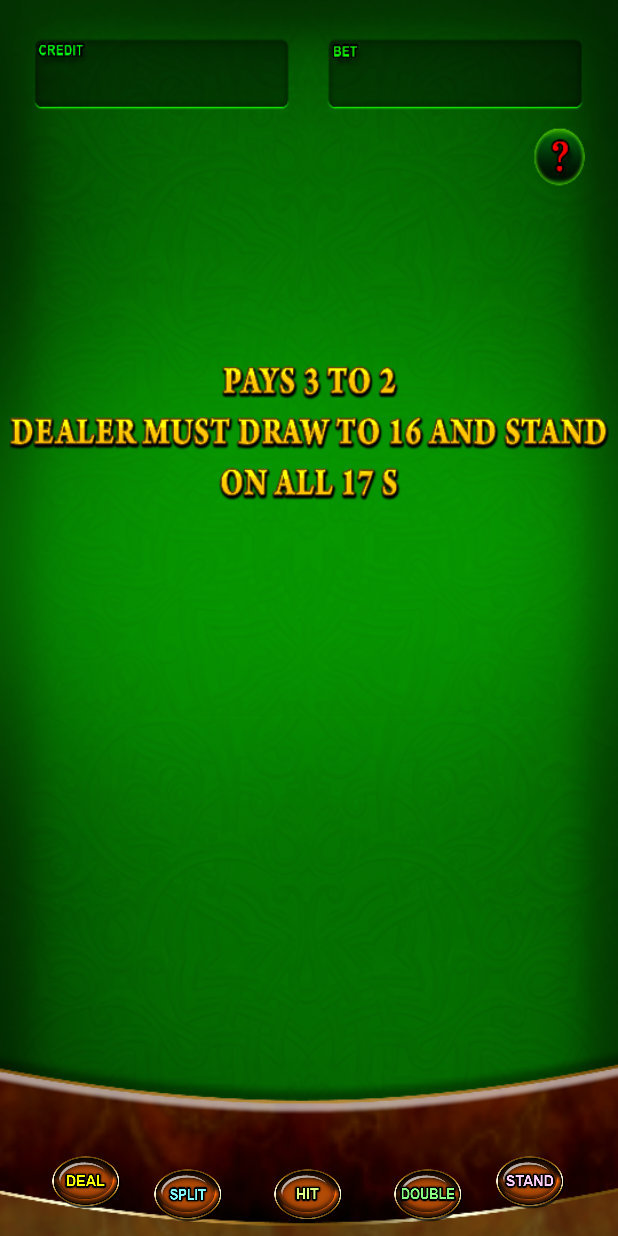
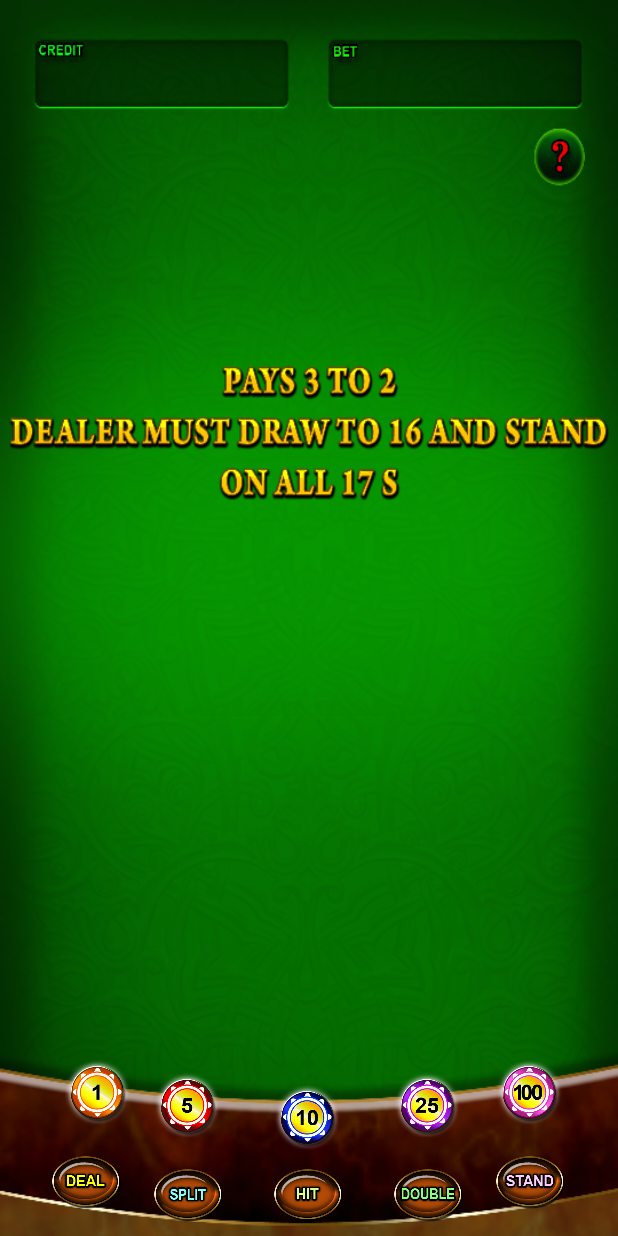
Before and after one commit to gazeto100/test, an Android app: the screen it shows after launch (BlackJackActivity), on a phone screen of 412 x 824 dp. Run offline under Robolectric (Android 15) with nearby library versions, the phone set to English and light mode, and no system bars; plain views replace flexboxlayout.

Commit message:
add coin btns

```diff
--- a/BlackJackAlpha/app/src/main/res/layout-normal/activity_black_jack.xml
+++ b/BlackJackAlpha/app/src/main/res/layout-normal/activity_black_jack.xml
@@ -6,13 +6,6 @@
     android:layout_width="match_parent"
     android:layout_height="match_parent"
     android:background="@drawable/blackjack">
-    <!--<com.google.android.flexbox.flexboxlayout-->
-    <!--android="http://schemas.android.com/apk/res/android"-->
-    <!--xmlns:app="http://schemas.android.com/apk/res-auto"-->
-    <!--xmlns:tools="http://schemas.android.com/tools"-->
-    <!--android:layout_width="match_parent"-->
-    <!--android:layout_height="wrap_content"-->
-    <!--android:layout_margin="16dp">-->
     <ImageButton
         android:id="@+id/ib_split"
         android:layout_width="wrap_content"
@@ -88,53 +81,74 @@
         app:layout_constraintTop_toTopOf="@+id/ib_hit"
         app:layout_constraintVertical_bias="1.0" />
 
-    <!--<ImageButton-->
-    <!--android:id="@+id/ib_coin1"-->
-    <!--android:layout_width="wrap_content"-->
-    <!--android:layout_height="wrap_content"-->
-    <!--android:layout_alignParentBottom="true"-->
-    <!--android:layout_alignParentStart="true"-->
-    <!--android:background="@android:color/transparent"-->
-    <!--android:src="@drawable/c1" />-->
+    <ImageButton
+        android:id="@+id/ib_coin1"
+        android:layout_width="wrap_content"
+        android:layout_height="wrap_content"
+        android:layout_alignParentBottom="true"
+        android:layout_alignParentStart="true"
+        android:layout_marginBottom="17dp"
+        android:layout_marginEnd="12dp"
+        android:layout_marginLeft="16dp"
+        android:background="@android:color/transparent"
+        android:src="@drawable/c1"
+        app:layout_constraintBottom_toTopOf="@+id/ib_deal"
+        app:layout_constraintEnd_toStartOf="@+id/ib_coin5"
+        app:layout_constraintLeft_toLeftOf="parent" />
 
-    <!--<ImageButton-->
-    <!--android:id="@+id/ib_coin5"-->
-    <!--android:layout_width="wrap_content"-->
-    <!--android:layout_height="wrap_content"-->
-    <!--android:layout_alignTop="@+id/ib_coin1"-->
-    <!--android:layout_toEndOf="@+id/ib_coin1"-->
-    <!--android:background="@android:color/transparent"-->
-    <!--android:scaleType="fitXY"-->
-    <!--android:src="@drawable/c5" />-->
+    <ImageButton
+        android:id="@+id/ib_coin5"
+        android:layout_width="wrap_content"
+        android:layout_height="wrap_content"
+        android:layout_alignTop="@+id/ib_coin1"
+        android:layout_marginBottom="17dp"
+        android:layout_marginEnd="32dp"
+        android:layout_toEndOf="@+id/ib_coin1"
+        android:background="@android:color/transparent"
+        android:scaleType="fitXY"
+        android:src="@drawable/c5"
+        app:layout_constraintBottom_toTopOf="@+id/ib_split"
+        app:layout_constraintEnd_toStartOf="@+id/ib_coin10" />
 
-    <!--<ImageButton-->
-    <!--android:id="@+id/ib_coin10"-->
-    <!--android:layout_width="wrap_content"-->
-    <!--android:layout_height="wrap_content"-->
-    <!--android:layout_alignTop="@+id/ib_coin5"-->
-    <!--android:layout_centerHorizontal="true"-->
-    <!--android:background="@android:color/transparent"-->
-    <!--android:scaleType="fitXY"-->
-    <!--android:src="@drawable/c10" />-->
+    <ImageButton
+        android:id="@+id/ib_coin10"
+        android:layout_width="wrap_content"
+        android:layout_height="wrap_content"
+        android:layout_alignTop="@+id/ib_coin5"
+        android:layout_centerHorizontal="true"
+        android:layout_marginBottom="9dp"
+        android:background="@android:color/transparent"
+        android:scaleType="fitXY"
+        android:src="@drawable/c10"
+        app:layout_constraintBottom_toTopOf="@+id/ib_hit"
+        app:layout_constraintLeft_toLeftOf="parent"
+        app:layout_constraintRight_toRightOf="parent" />
 
-    <!--<ImageButton-->
-    <!--android:id="@+id/ib_coin25"-->
-    <!--android:layout_width="wrap_content"-->
-    <!--android:layout_height="wrap_content"-->
-    <!--android:layout_alignTop="@+id/ib_coin10"-->
-    <!--android:layout_toEndOf="@+id/ib_coin10"-->
-    <!--android:background="@android:color/transparent"-->
-    <!--android:scaleType="fitXY"-->
-    <!--android:src="@drawable/c25" />-->
+    <ImageButton
+        android:id="@+id/ib_coin25"
+        android:layout_width="wrap_content"
+        android:layout_height="wrap_content"
+        android:layout_alignTop="@+id/ib_coin10"
+        android:layout_marginBottom="17dp"
+        android:layout_marginStart="32dp"
+        android:layout_toEndOf="@+id/ib_coin10"
+        android:background="@android:color/transparent"
+        android:scaleType="fitXY"
+        android:src="@drawable/c25"
+        app:layout_constraintBottom_toTopOf="@+id/ib_double"
+        app:layout_constraintStart_toEndOf="@+id/ib_coin10" />
 
-    <!--<ImageButton-->
-    <!--android:id="@+id/ib_coin100"-->
-    <!--android:layout_width="wrap_content"-->
-    <!--android:layout_height="wrap_content"-->
-    <!--android:layout_alignParentEnd="true"-->
-    <!--android:layout_alignTop="@+id/ib_coin25"-->
-    <!--android:background="@android:color/transparent"-->
-    <!--android:scaleType="fitXY"-->
-    <!--android:src="@drawable/c100" />-->
-    <!--</com.google.android.flexbox.flexboxlayout>-->
+    <ImageButton
+        android:id="@+id/ib_coin100"
+        android:layout_width="wrap_content"
+        android:layout_height="wrap_content"
+        android:layout_alignParentEnd="true"
+        android:layout_alignTop="@+id/ib_coin25"
+        android:layout_marginBottom="17dp"
+        android:layout_marginStart="20dp"
+        android:background="@android:color/transparent"
+        android:scaleType="fitXY"
+        android:src="@drawable/c100"
+        app:layout_constraintBottom_toTopOf="@+id/ib_stand"
+        app:layout_constraintStart_toEndOf="@+id/ib_coin25" />
 </android.support.constraint.ConstraintLayout>
--- a/BlackJackAlpha/app/src/main/res/layout-small/activity_black_jack.xml
+++ b/BlackJackAlpha/app/src/main/res/layout-small/activity_black_jack.xml
@@ -90,53 +90,74 @@
         app:layout_constraintTop_toTopOf="@+id/ib_hit"
         app:layout_constraintVertical_bias="1.0" />
 
-    <!--<ImageButton-->
-    <!--android:id="@+id/ib_coin1"-->
-    <!--android:layout_width="wrap_content"-->
-    <!--android:layout_height="wrap_content"-->
-    <!--android:layout_alignParentBottom="true"-->
-    <!--android:layout_alignParentStart="true"-->
-    <!--android:background="@android:color/transparent"-->
-    <!--android:src="@drawable/c1" />-->
+    <ImageButton
+        android:id="@+id/ib_coin1"
+        android:layout_width="wrap_content"
+        android:layout_height="wrap_content"
+        android:layout_alignParentBottom="true"
+        android:layout_alignParentStart="true"
+        android:layout_marginBottom="21dp"
+        android:layout_marginEnd="36dp"
+        android:background="@android:color/transparent"
+        android:src="@drawable/c1"
+        app:layout_constraintBottom_toTopOf="@+id/ib_deal"
+        app:layout_constraintEnd_toStartOf="@+id/ib_coin5" />
 
-    <!--<ImageButton-->
-    <!--android:id="@+id/ib_coin5"-->
-    <!--android:layout_width="wrap_content"-->
-    <!--android:layout_height="wrap_content"-->
-    <!--android:layout_alignTop="@+id/ib_coin1"-->
-    <!--android:layout_toEndOf="@+id/ib_coin1"-->
-    <!--android:background="@android:color/transparent"-->
-    <!--android:scaleType="fitXY"-->
-    <!--android:src="@drawable/c5" />-->
+    <ImageButton
+        android:id="@+id/ib_coin5"
+        android:layout_width="wrap_content"
+        android:layout_height="wrap_content"
+        android:layout_alignTop="@+id/ib_coin1"
+        android:layout_marginBottom="17dp"
+        android:layout_marginEnd="28dp"
+        android:layout_toEndOf="@+id/ib_coin1"
+        android:background="@android:color/transparent"
+        android:scaleType="fitXY"
+        android:src="@drawable/c5"
+        app:layout_constraintBottom_toTopOf="@+id/ib_split"
+        app:layout_constraintEnd_toStartOf="@+id/ib_coin10" />
 
-    <!--<ImageButton-->
-    <!--android:id="@+id/ib_coin10"-->
-    <!--android:layout_width="wrap_content"-->
-    <!--android:layout_height="wrap_content"-->
-    <!--android:layout_alignTop="@+id/ib_coin5"-->
-    <!--android:layout_centerHorizontal="true"-->
-    <!--android:background="@android:color/transparent"-->
-    <!--android:scaleType="fitXY"-->
-    <!--android:src="@drawable/c10" />-->
+    <ImageButton
+        android:id="@+id/ib_coin10"
+        android:layout_width="wrap_content"
+        android:layout_height="wrap_content"
+        android:layout_alignTop="@+id/ib_coin5"
+        android:layout_centerHorizontal="true"
+        android:layout_marginBottom="8dp"
+        android:background="@android:color/transparent"
+        android:scaleType="fitXY"
+        android:src="@drawable/c10"
+        app:layout_constraintBottom_toTopOf="@+id/ib_hit"
+        app:layout_constraintLeft_toLeftOf="parent"
+        app:layout_constraintRight_toRightOf="parent" />
 
-    <!--<ImageButton-->
-    <!--android:id="@+id/ib_coin25"-->
-    <!--android:layout_width="wrap_content"-->
-    <!--android:layout_height="wrap_content"-->
-    <!--android:layout_alignTop="@+id/ib_coin10"-->
-    <!--android:layout_toEndOf="@+id/ib_coin10"-->
-    <!--android:background="@android:color/transparent"-->
-    <!--android:scaleType="fitXY"-->
-    <!--android:src="@drawable/c25" />-->
+    <ImageButton
+        android:id="@+id/ib_coin25"
+        android:layout_width="wrap_content"
+        android:layout_height="wrap_content"
+        android:layout_alignTop="@+id/ib_coin10"
+        android:layout_marginBottom="17dp"
+        android:layout_marginStart="28dp"
+        android:layout_toEndOf="@+id/ib_coin10"
+        android:background="@android:color/transparent"
+        android:scaleType="fitXY"
+        android:src="@drawable/c25"
+        app:layout_constraintBottom_toTopOf="@+id/ib_double"
+        app:layout_constraintStart_toEndOf="@+id/ib_coin10" />
 
-    <!--<ImageButton-->
-    <!--android:id="@+id/ib_coin100"-->
-    <!--android:layout_width="wrap_content"-->
-    <!--android:layout_height="wrap_content"-->
-    <!--android:layout_alignParentEnd="true"-->
-    <!--android:layout_alignTop="@+id/ib_coin25"-->
-    <!--android:background="@android:color/transparent"-->
-    <!--android:scaleType="fitXY"-->
-    <!--android:src="@drawable/c100" />-->
-    <!--</com.google.android.flexbox.flexboxlayout>-->
+    <ImageButton
+        android:id="@+id/ib_coin100"
+        android:layout_width="wrap_content"
+        android:layout_height="wrap_content"
+        android:layout_alignParentEnd="true"
+        android:layout_alignTop="@+id/ib_coin25"
+        android:layout_marginBottom="21dp"
+        android:layout_marginEnd="8dp"
+        android:layout_marginStart="36dp"
+        android:background="@android:color/transparent"
+        android:scaleType="fitXY"
+        android:src="@drawable/c100"
+        app:layout_constraintBottom_toTopOf="@+id/ib_stand"
+        app:layout_constraintEnd_toEndOf="parent"
+        app:layout_constraintStart_toEndOf="@+id/ib_coin25" />
 </android.support.constraint.ConstraintLayout>
--- a/BlackJackAlpha/app/src/main/res/layout-xlarge/activity_black_jack.xml
+++ b/BlackJackAlpha/app/src/main/res/layout-xlarge/activity_black_jack.xml
@@ -92,53 +92,72 @@
         app:layout_constraintTop_toTopOf="@+id/ib_hit"
         app:layout_constraintVertical_bias="1.0" />
 
-    <!--<ImageButton-->
-    <!--android:id="@+id/ib_coin1"-->
-    <!--android:layout_width="wrap_content"-->
-    <!--android:layout_height="wrap_content"-->
-    <!--android:layout_alignParentBottom="true"-->
-    <!--android:layout_alignParentStart="true"-->
-    <!--android:background="@android:color/transparent"-->
-    <!--android:src="@drawable/c1" />-->
+    <ImageButton
+        android:id="@+id/ib_coin1"
+        android:layout_width="wrap_content"
+        android:layout_height="wrap_content"
+        android:layout_alignParentBottom="true"
+        android:layout_alignParentStart="true"
+        android:layout_marginBottom="24dp"
+        android:layout_marginEnd="30dp"
+        android:background="@android:color/transparent"
+        android:src="@drawable/c1"
+        app:layout_constraintBottom_toTopOf="@+id/ib_deal"
+        app:layout_constraintEnd_toStartOf="@+id/ib_coin5" />
 
-    <!--<ImageButton-->
-    <!--android:id="@+id/ib_coin5"-->
-    <!--android:layout_width="wrap_content"-->
-    <!--android:layout_height="wrap_content"-->
-    <!--android:layout_alignTop="@+id/ib_coin1"-->
-    <!--android:layout_toEndOf="@+id/ib_coin1"-->
-    <!--android:background="@android:color/transparent"-->
-    <!--android:scaleType="fitXY"-->
-    <!--android:src="@drawable/c5" />-->
+    <ImageButton
+        android:id="@+id/ib_coin5"
+        android:layout_width="wrap_content"
+        android:layout_height="wrap_content"
+        android:layout_alignTop="@+id/ib_coin1"
+        android:layout_marginBottom="19dp"
+        android:layout_marginEnd="32dp"
+        android:layout_toEndOf="@+id/ib_coin1"
+        android:background="@android:color/transparent"
+        android:scaleType="fitXY"
+        android:src="@drawable/c5"
+        app:layout_constraintBottom_toTopOf="@+id/ib_split"
+        app:layout_constraintEnd_toStartOf="@+id/ib_coin10" />
 
-    <!--<ImageButton-->
-    <!--android:id="@+id/ib_coin10"-->
-    <!--android:layout_width="wrap_content"-->
-    <!--android:layout_height="wrap_content"-->
-    <!--android:layout_alignTop="@+id/ib_coin5"-->
-    <!--android:layout_centerHorizontal="true"-->
-    <!--android:background="@android:color/transparent"-->
-    <!--android:scaleType="fitXY"-->
-    <!--android:src="@drawable/c10" />-->
+    <ImageButton
+        android:id="@+id/ib_coin10"
+        android:layout_width="wrap_content"
+        android:layout_height="wrap_content"
+        android:layout_alignTop="@+id/ib_coin5"
+        android:layout_centerHorizontal="true"
+        android:layout_marginBottom="7dp"
+        android:background="@android:color/transparent"
+        android:scaleType="fitXY"
+        android:src="@drawable/c10"
+        app:layout_constraintBottom_toTopOf="@+id/ib_hit"
+        app:layout_constraintLeft_toLeftOf="parent"
+        app:layout_constraintRight_toRightOf="parent" />
 
-    <!--<ImageButton-->
-    <!--android:id="@+id/ib_coin25"-->
-    <!--android:layout_width="wrap_content"-->
-    <!--android:layout_height="wrap_content"-->
-    <!--android:layout_alignTop="@+id/ib_coin10"-->
-    <!--android:layout_toEndOf="@+id/ib_coin10"-->
-    <!--android:background="@android:color/transparent"-->
-    <!--android:scaleType="fitXY"-->
-    <!--android:src="@drawable/c25" />-->
+    <ImageButton
+        android:id="@+id/ib_coin25"
+        android:layout_width="wrap_content"
+        android:layout_height="wrap_content"
+        android:layout_alignTop="@+id/ib_coin10"
+        android:layout_marginBottom="19dp"
+        android:layout_marginStart="32dp"
+        android:layout_toEndOf="@+id/ib_coin10"
+        android:background="@android:color/transparent"
+        android:scaleType="fitXY"
+        android:src="@drawable/c25"
+        app:layout_constraintBottom_toTopOf="@+id/ib_double"
+        app:layout_constraintStart_toEndOf="@+id/ib_coin10" />
 
-    <!--<ImageButton-->
-    <!--android:id="@+id/ib_coin100"-->
-    <!--android:layout_width="wrap_content"-->
-    <!--android:layout_height="wrap_content"-->
-    <!--android:layout_alignParentEnd="true"-->
-    <!--android:layout_alignTop="@+id/ib_coin25"-->
-    <!--android:background="@android:color/transparent"-->
-    <!--android:scaleType="fitXY"-->
-    <!--android:src="@drawable/c100" />-->
-    <!--</com.google.android.flexbox.flexboxlayout>-->
+    <ImageButton
+        android:id="@+id/ib_coin100"
+        android:layout_width="wrap_content"
+        android:layout_height="wrap_content"
+        android:layout_alignParentEnd="true"
+        android:layout_alignTop="@+id/ib_coin25"
+        android:layout_marginBottom="24dp"
+        android:layout_marginStart="32dp"
+        android:background="@android:color/transparent"
+        android:scaleType="fitXY"
+        android:src="@drawable/c100"
+        app:layout_constraintBottom_toTopOf="@+id/ib_stand"
+        app:layout_constraintStart_toEndOf="@+id/ib_coin25" />
 </android.support.constraint.ConstraintLayout>
--- a/BlackJackAlpha/app/src/main/res/layout/activity_black_jack.xml
+++ b/BlackJackAlpha/app/src/main/res/layout/activity_black_jack.xml
@@ -90,53 +90,72 @@
         app:layout_constraintTop_toTopOf="@+id/ib_hit"
         app:layout_constraintVertical_bias="1.0" />
 
-    <!--<ImageButton-->
-    <!--android:id="@+id/ib_coin1"-->
-    <!--android:layout_width="wrap_content"-->
-    <!--android:layout_height="wrap_content"-->
-    <!--android:layout_alignParentBottom="true"-->
-    <!--android:layout_alignParentStart="true"-->
-    <!--android:background="@android:color/transparent"-->
-    <!--android:src="@drawable/c1" />-->
+    <ImageButton
+        android:id="@+id/ib_coin1"
+        android:layout_width="wrap_content"
+        android:layout_height="wrap_content"
+        android:layout_alignParentBottom="true"
+        android:layout_alignParentStart="true"
+        android:layout_marginBottom="20dp"
+        android:layout_marginEnd="32dp"
+        android:background="@android:color/transparent"
+        android:src="@drawable/c1"
+        app:layout_constraintBottom_toTopOf="@+id/ib_deal"
+        app:layout_constraintEnd_toStartOf="@+id/ib_coin5" />
 
-    <!--<ImageButton-->
-    <!--android:id="@+id/ib_coin5"-->
-    <!--android:layout_width="wrap_content"-->
-    <!--android:layout_height="wrap_content"-->
-    <!--android:layout_alignTop="@+id/ib_coin1"-->
-    <!--android:layout_toEndOf="@+id/ib_coin1"-->
-    <!--android:background="@android:color/transparent"-->
-    <!--android:scaleType="fitXY"-->
-    <!--android:src="@drawable/c5" />-->
+    <ImageButton
+        android:id="@+id/ib_coin5"
+        android:layout_width="wrap_content"
+        android:layout_height="wrap_content"
+        android:layout_alignTop="@+id/ib_coin1"
+        android:layout_marginBottom="21dp"
+        android:layout_marginEnd="32dp"
+        android:layout_toEndOf="@+id/ib_coin1"
+        android:background="@android:color/transparent"
+        android:scaleType="fitXY"
+        android:src="@drawable/c5"
+        app:layout_constraintBottom_toTopOf="@+id/ib_split"
+        app:layout_constraintEnd_toStartOf="@+id/ib_coin10" />
 
-    <!--<ImageButton-->
-    <!--android:id="@+id/ib_coin10"-->
-    <!--android:layout_width="wrap_content"-->
-    <!--android:layout_height="wrap_content"-->
-    <!--android:layout_alignTop="@+id/ib_coin5"-->
-    <!--android:layout_centerHorizontal="true"-->
-    <!--android:background="@android:color/transparent"-->
-    <!--android:scaleType="fitXY"-->
-    <!--android:src="@drawable/c10" />-->
+    <ImageButton
+        android:id="@+id/ib_coin10"
+        android:layout_width="wrap_content"
+        android:layout_height="wrap_content"
+        android:layout_alignTop="@+id/ib_coin5"
+        android:layout_centerHorizontal="true"
+        android:layout_marginBottom="10dp"
+        android:background="@android:color/transparent"
+        android:scaleType="fitXY"
+        android:src="@drawable/c10"
+        app:layout_constraintBottom_toTopOf="@+id/ib_hit"
+        app:layout_constraintLeft_toLeftOf="parent"
+        app:layout_constraintRight_toRightOf="parent" />
 
-    <!--<ImageButton-->
-    <!--android:id="@+id/ib_coin25"-->
-    <!--android:layout_width="wrap_content"-->
-    <!--android:layout_height="wrap_content"-->
-    <!--android:layout_alignTop="@+id/ib_coin10"-->
-    <!--android:layout_toEndOf="@+id/ib_coin10"-->
-    <!--android:background="@android:color/transparent"-->
-    <!--android:scaleType="fitXY"-->
-    <!--android:src="@drawable/c25" />-->
+    <ImageButton
+        android:id="@+id/ib_coin25"
+        android:layout_width="wrap_content"
+        android:layout_height="wrap_content"
+        android:layout_alignTop="@+id/ib_coin10"
+        android:layout_marginBottom="21dp"
+        android:layout_marginStart="32dp"
+        android:layout_toEndOf="@+id/ib_coin10"
+        android:background="@android:color/transparent"
+        android:scaleType="fitXY"
+        android:src="@drawable/c25"
+        app:layout_constraintBottom_toTopOf="@+id/ib_double"
+        app:layout_constraintStart_toEndOf="@+id/ib_coin10" />
 
-    <!--<ImageButton-->
-    <!--android:id="@+id/ib_coin100"-->
-    <!--android:layout_width="wrap_content"-->
-    <!--android:layout_height="wrap_content"-->
-    <!--android:layout_alignParentEnd="true"-->
-    <!--android:layout_alignTop="@+id/ib_coin25"-->
-    <!--android:background="@android:color/transparent"-->
-    <!--android:scaleType="fitXY"-->
-    <!--android:src="@drawable/c100" />-->
-    <!--</com.google.android.flexbox.flexboxlayout>-->
+    <ImageButton
+        android:id="@+id/ib_coin100"
+        android:layout_width="wrap_content"
+        android:layout_height="wrap_content"
+        android:layout_alignParentEnd="true"
+        android:layout_alignTop="@+id/ib_coin25"
+        android:layout_marginBottom="20dp"
+        android:layout_marginStart="32dp"
+        android:background="@android:color/transparent"
+        android:scaleType="fitXY"
+        android:src="@drawable/c100"
+        app:layout_constraintBottom_toTopOf="@+id/ib_stand"
+        app:layout_constraintStart_toEndOf="@+id/ib_coin25" />
 </android.support.constraint.ConstraintLayout>
```
